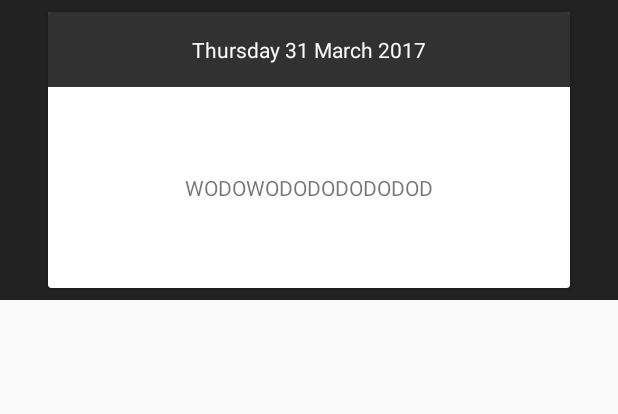
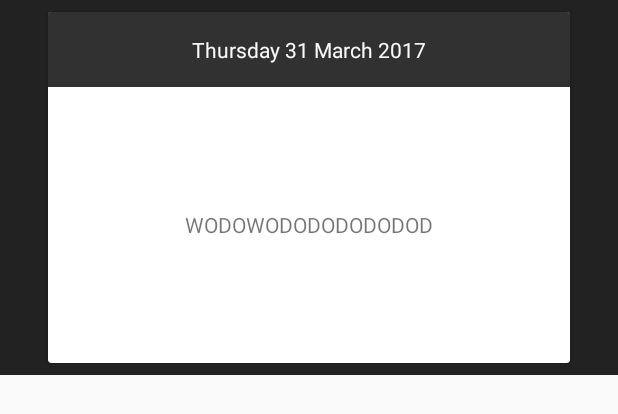
Before and after one commit to gkortsaridis/Booster-Elite-Fitness---Android, an Android app: the layout wod_listview_item.xml on its own in the app's theme, with its tools: preview values and no code run, on a phone screen of 412 x 824 dp. Shown: the top 414 px of the screen. Run offline under Robolectric (Android 15) with nearby library versions, the phone set to English and light mode, and no system bars.

Commit message:
Bigger WOD card size

```diff
--- a/app/build.gradle
+++ b/app/build.gradle
@@ -7,8 +7,8 @@ android {
         applicationId "com.georgekortsaridis.boosterelitefitness"
         minSdkVersion 15
         targetSdkVersion 25
-        versionCode 1
-        versionName "1.0"
+        versionCode 2
+        versionName "1.1"
         multiDexEnabled true
         testInstrumentationRunner "android.support.test.runner.AndroidJUnitRunner"
     }
@@ -26,7 +26,7 @@ dependencies {
         exclude group: 'com.android.support', module: 'support-annotations'
     })
 
-    compile 'com.android.support:appcompat-v7:25.2.0'
+    compile 'com.android.support:appcompat-v7:25.3.1'
     compile 'com.android.support.constraint:constraint-layout:1.0.2'
     compile 'com.loopj.android:android-async-http:1.4.9'
     compile 'com.android.support:design:25.3.1'
--- a/app/src/main/java/com/georgekortsaridis/boosterelitefitness/WODFragment.java
+++ b/app/src/main/java/com/georgekortsaridis/boosterelitefitness/WODFragment.java
@@ -61,6 +61,9 @@ public class WODFragment extends Fragment {
                 Elements wods_list = doc.select("div.callout_box");
                 Log.i("WODS",wods_list.size()+"");
                 for(int i=0; i<7; i++){
+                    Log.i(i+"",wods_list.get(i).toString());
+                    Log.i(i+"",wods_list.get(i).select("p").toString().replace("<p>","").replace("</p>","").replace("<br />","").replace("<br/>","").replace("&nbsp;"," "));
+
                     wods.add(new WOD(
                             wods_list.get(i).select("span.day").text()+" "+wods_list.get(i).select("span.title").text(),
                             wods_list.get(i).select("p").toString().replace("<p>","").replace("</p>","").replace("<br />","").replace("<br/>","").replace("&nbsp;"," ")
--- a/app/src/main/res/layout/wod_listview_item.xml
+++ b/app/src/main/res/layout/wod_listview_item.xml
@@ -3,12 +3,12 @@
     xmlns:app="http://schemas.android.com/apk/res-auto"
     android:orientation="vertical"
     android:layout_width="match_parent"
-    android:layout_height="200dp"
+    android:layout_height="250dp"
     android:background="@color/colorPrimaryDark">
 
     <android.support.v7.widget.CardView
         android:layout_width="match_parent"
-        android:layout_height="184dp"
+        android:layout_height="234dp"
         android:layout_marginTop="8dp"
         android:layout_marginBottom="8dp"
         android:layout_marginLeft="32dp"
--- a/build.gradle
+++ b/build.gradle
@@ -5,7 +5,7 @@ buildscript {
         jcenter()
     }
     dependencies {
-        classpath 'com.android.tools.build:gradle:2.3.2'
+        classpath 'com.android.tools.build:gradle:2.3.3'
 
         // NOTE: Do not place your application dependencies here; they belong
         // in the individual module build.gradle files
```
